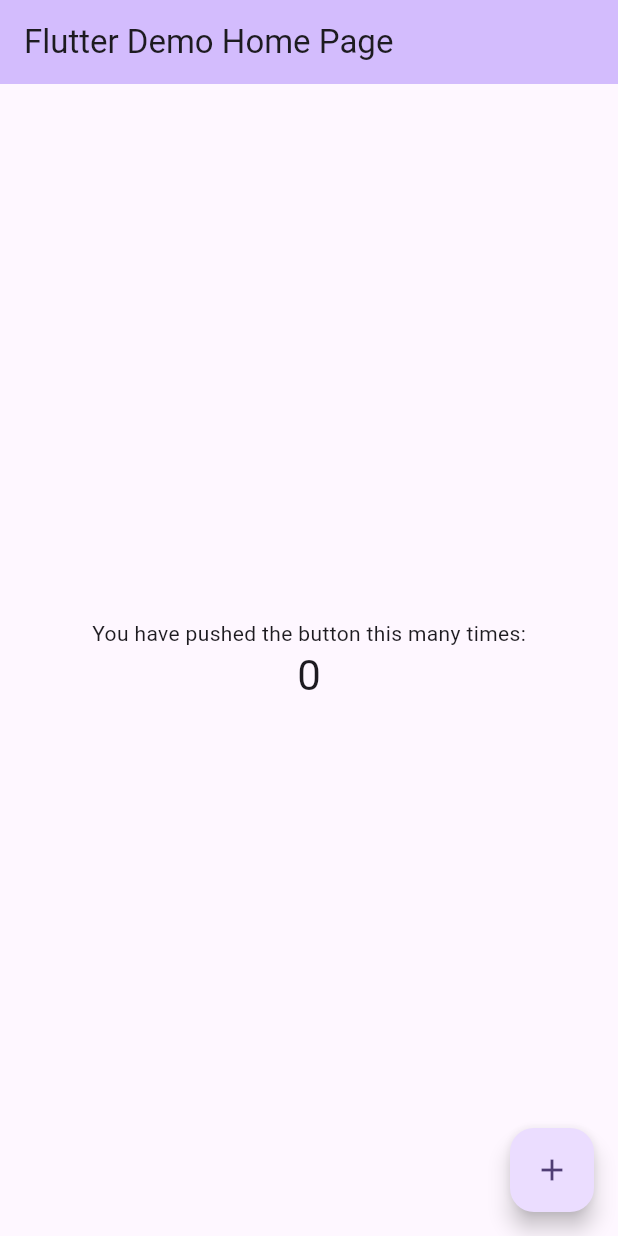
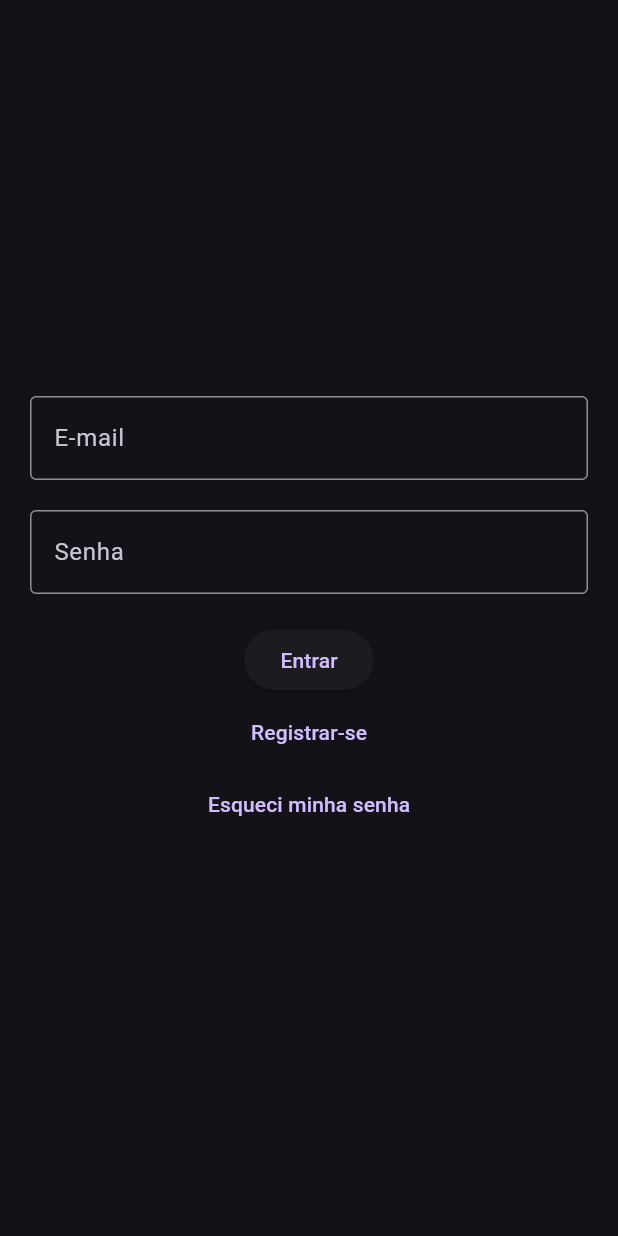
Before and after one commit to ErikMazzuco/atividade4, a Flutter app: the screen it shows after launch, on a phone screen of 412 x 824 dp. Run offline on Flutter 3.47's test engine with Material 3 defaults, Android fonts, the phone set to English and light mode, and no system bars; our stand-ins replace sqflite; accounts and stored records are empty.

Commit message:
Login Page e BD

```diff
--- /dev/null
+++ b/lib/database/database_helper.dart
@@ -0,0 +1,48 @@
+import 'package:sqflite/sqflite.dart';
+import 'package:path/path.dart';
+
+
+class DatabaseHelper {
+  static Database? _db;
+
+  static Future<Database> get db async {
+    if (_db != null) return _db!;
+    _db = await _initDb();
+    return _db!;
+  }
+
+  static Future<Database> _initDb() async {
+    final path = join(await getDatabasesPath(), 'users.db');
+    return openDatabase(path, version: 1, onCreate: (db, version) async {
+      await db.execute('''
+         CREATE TABLE users (
+          id INTEGER PRIMARY KEY AUTOINCREMENT,
+          email TEXT UNIQUE NOT NULL,
+          senha TEXT NOT NULL
+        )
+      ''');
+    });
+  }
+
+
+
+
+  static Future<void> insertUser(String email, String senha) async {
+    final dbClient = await db;
+    await dbClient.insert(
+      'users',
+      {'email': email, 'senha': senha},
+      conflictAlgorithm: ConflictAlgorithm.replace,
+    );
+  }
+
+  static Future<bool> login(String email, String senha) async {
+    final dbClient = await db;
+    final result = await dbClient.query(
+      'users',
+      where: 'email = ? AND senha = ?',
+      whereArgs: [email, senha],
+    );
+    return result.isNotEmpty;
+  }
+}
--- a/lib/main.dart
+++ b/lib/main.dart
@@ -1,122 +1,139 @@
 import 'package:flutter/material.dart';
+import 'package:atividade4/widgets/login_text_form_field.dart';
+import 'package:atividade4/database/database_helper.dart';
+import 'package:atividade4/pages/welcome_page.dart';
 
 void main() {
   runApp(const MyApp());
 }
 
+// Raiz do aplicativo
 class MyApp extends StatelessWidget {
   const MyApp({super.key});
 
-  // This widget is the root of your application.
   @override
   Widget build(BuildContext context) {
     return MaterialApp(
-      title: 'Flutter Demo',
-      theme: ThemeData(
-        // This is the theme of your application.
-        //
-        // TRY THIS: Try running your application with "flutter run". You'll see
-        // the application has a purple toolbar. Then, without quitting the app,
-        // try changing the seedColor in the colorScheme below to Colors.green
-        // and then invoke "hot reload" (save your changes or press the "hot
-        // reload" button in a Flutter-supported IDE, or press "r" if you used
-        // the command line to start the app).
-        //
-        // Notice that the counter didn't reset back to zero; the application
-        // state is not lost during the reload. To reset the state, use hot
-        // restart instead.
-        //
-        // This works for code too, not just values: Most code changes can be
-        // tested with just a hot reload.
-        colorScheme: ColorScheme.fromSeed(seedColor: Colors.deepPurple),
-      ),
-      home: const MyHomePage(title: 'Flutter Demo Home Page'),
+      title: 'Login App',
+      theme: ThemeData.dark(useMaterial3: true),
+      debugShowCheckedModeBanner: false,
+      home: const LoginPage(),
     );
   }
 }
 
-class MyHomePage extends StatefulWidget {
-  const MyHomePage({super.key, required this.title});
-
-  // This widget is the home page of your application. It is stateful, meaning
-  // that it has a State object (defined below) that contains fields that affect
-  // how it looks.
-
-  // This class is the configuration for the state. It holds the values (in this
-  // case the title) provided by the parent (in this case the App widget) and
-  // used by the build method of the State. Fields in a Widget subclass are
-  // always marked "final".
-
-  final String title;
+// Tela de Login
+class LoginPage extends StatefulWidget {
+  const LoginPage({super.key});
 
   @override
-  State<MyHomePage> createState() => _MyHomePageState();
+  State<LoginPage> createState() => _LoginPageState();
 }
 
-class _MyHomePageState extends State<MyHomePage> {
-  int _counter = 0;
+class _LoginPageState extends State<LoginPage> {
+  final _formKey = GlobalKey<FormState>();
+  final _emailController = TextEditingController();
+  final _senhaController = TextEditingController();
+  bool _dbReady = false;  // flag pra indicar se banco está pronto
 
-  void _incrementCounter() {
+  @override
+  void initState() {
+    super.initState();
+    _initDatabase();
+  }
+
+  Future<void> _initDatabase() async {
+    await DatabaseHelper.db;  // força a abertura do banco
     setState(() {
-      // This call to setState tells the Flutter framework that something has
-      // changed in this State, which causes it to rerun the build method below
-      // so that the display can reflect the updated values. If we changed
-      // _counter without calling setState(), then the build method would not be
-      // called again, and so nothing would appear to happen.
-      _counter++;
+      _dbReady = true;
     });
   }
 
   @override
   Widget build(BuildContext context) {
-    // This method is rerun every time setState is called, for instance as done
-    // by the _incrementCounter method above.
-    //
-    // The Flutter framework has been optimized to make rerunning build methods
-    // fast, so that you can just rebuild anything that needs updating rather
-    // than having to individually change instances of widgets.
+    if (!_dbReady) {
+      // Mostra um loading enquanto o banco abre
+      return const Scaffold(
+        body: Center(child: CircularProgressIndicator()),
+      );
+    }
+
     return Scaffold(
-      appBar: AppBar(
-        // TRY THIS: Try changing the color here to a specific color (to
-        // Colors.amber, perhaps?) and trigger a hot reload to see the AppBar
-        // change color while the other colors stay the same.
-        backgroundColor: Theme.of(context).colorScheme.inversePrimary,
-        // Here we take the value from the MyHomePage object that was created by
-        // the App.build method, and use it to set our appbar title.
-        title: Text(widget.title),
-      ),
       body: Center(
-        // Center is a layout widget. It takes a single child and positions it
-        // in the middle of the parent.
-        child: Column(
-          // Column is also a layout widget. It takes a list of children and
-          // arranges them vertically. By default, it sizes itself to fit its
-          // children horizontally, and tries to be as tall as its parent.
-          //
-          // Column has various properties to control how it sizes itself and
-          // how it positions its children. Here we use mainAxisAlignment to
-          // center the children vertically; the main axis here is the vertical
-          // axis because Columns are vertical (the cross axis would be
-          // horizontal).
-          //
-          // TRY THIS: Invoke "debug painting" (choose the "Toggle Debug Paint"
-          // action in the IDE, or press "p" in the console), to see the
-          // wireframe for each widget.
-          mainAxisAlignment: MainAxisAlignment.center,
-          children: <Widget>[
-            const Text('You have pushed the button this many times:'),
-            Text(
-              '$_counter',
-              style: Theme.of(context).textTheme.headlineMedium,
+        child: Padding(
+          padding: const EdgeInsets.all(20),
+          child: Form(
+            key: _formKey,
+            child: Column(
+              mainAxisSize: MainAxisSize.min,
+              children: [
+                LoginTextFormField(
+                  controller: _emailController,
+                  label: 'E-mail',
+                  isPassword: false,
+                ),
+                const SizedBox(height: 20),
+                LoginTextFormField(
+                  controller: _senhaController,
+                  label: 'Senha',
+                  isPassword: true,
+                ),
+                const SizedBox(height: 20),
+                ElevatedButton(
+                  onPressed: () async {
+                    if (_formKey.currentState!.validate()) {
+                      bool sucesso = await DatabaseHelper.login(
+                        _emailController.text.trim(),
+                        _senhaController.text.trim(),
+                      );
+
+                      if (!context.mounted) return;
+
+                      if (sucesso) {
+                        Navigator.push(
+                          context,
+                          MaterialPageRoute(
+                            builder: (context) => WelcomePage(
+                              email: _emailController.text.trim(),
+                            ),
+                          ),
+                        );
+                      } else {
+                        ScaffoldMessenger.of(context).showSnackBar(
+                          const SnackBar(content: Text('E-mail ou senha incorretos')),
+                        );
+                      }
+                    }
+                  },
+                  child: const Text('Entrar'),
+                ),
+
+                TextButton(
+                  onPressed: () async {
+                    if (_formKey.currentState!.validate()) {
+                      await DatabaseHelper.insertUser(
+                        _emailController.text.trim(),
+                        _senhaController.text.trim(),
+                      );
+                      if (!context.mounted) return;
+                      ScaffoldMessenger.of(context).showSnackBar(
+                        const SnackBar(content: Text('Usuário registrado com sucesso!')),
+                      );
+                    }
+                  },
+                  child: const Text('Registrar-se'),
+                ),
+                TextButton(
+                  onPressed: () {
+                    // Esqueci minha senha
+                  },
+                  child: const Text('Esqueci minha senha'),
+                ),
+              ],
             ),
-          ],
+          ),
         ),
       ),
-      floatingActionButton: FloatingActionButton(
-        onPressed: _incrementCounter,
-        tooltip: 'Increment',
-        child: const Icon(Icons.add),
-      ), // This trailing comma makes auto-formatting nicer for build methods.
     );
   }
 }
--- /dev/null
+++ b/lib/widgets/login_text_form_field.dart
@@ -0,0 +1,40 @@
+import 'package:flutter/material.dart';
+
+class LoginTextFormField extends StatelessWidget {
+  final TextEditingController controller;
+  final String label;
+  final bool isPassword;
+
+  const LoginTextFormField({
+    super.key,
+    required this.controller,
+    required this.label,
+    this.isPassword = false,
+  });
+
+  @override
+  Widget build(BuildContext context) {
+    return Focus(
+      onFocusChange: (hasFocus) {
+        // Aqui você pode colocar uma ação quando o campo é focado (opcional)
+      },
+      child: TextFormField(
+        controller: controller,
+        obscureText: isPassword,
+        decoration: InputDecoration(
+          labelText: label,
+          border: const OutlineInputBorder(),
+        ),
+        validator: (value) {
+          if (value == null || value.isEmpty) {
+            return '$label não pode ser vazio';
+          }
+          if (!isPassword && !value.contains('@')) {
+            return 'E-mail inválido';
+          }
+          return null;
+        },
+      ),
+    );
+  }
+}
--- a/pubspec.yaml
+++ b/pubspec.yaml
@@ -30,6 +30,8 @@ environment:
 dependencies:
   flutter:
     sdk: flutter
+  sqflite: ^2.3.0
+  path: ^1.8.3
 
   # The following adds the Cupertino Icons font to your application.
   # Use with the CupertinoIcons class for iOS style icons.
```
Also changed, not shown: lib/pages/welcome_page.dart (added, +34 -0 lines), pubspec.lock, 1 other file.
